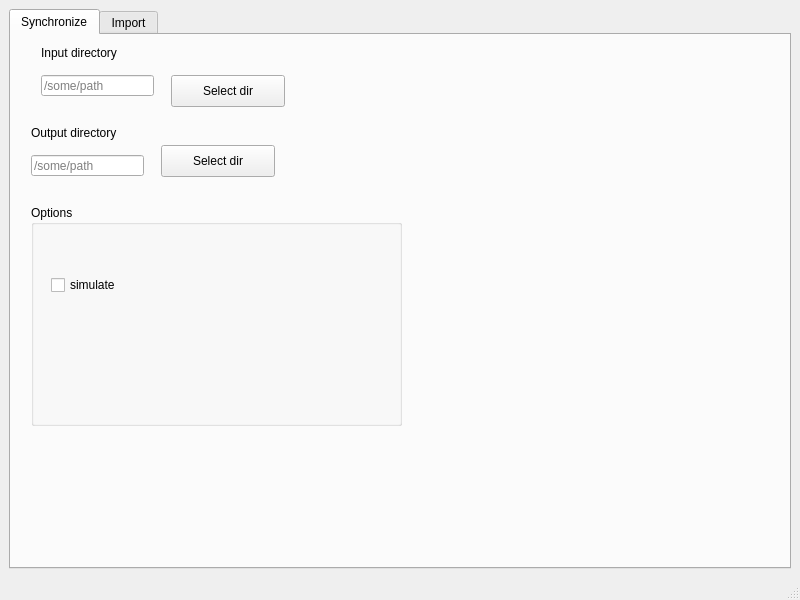
First picture: the form in widgetgui/spdrguimainwindow.ui, repository sierdzio/spdr, before the edit.
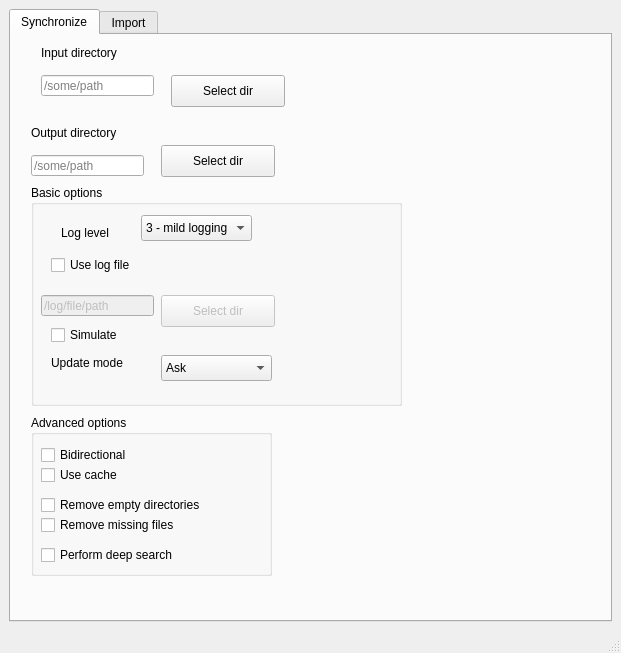
Second picture: the form after the edit.

Diff of the .ui file:
```diff
--- a/widgetgui/spdrguimainwindow.ui
+++ b/widgetgui/spdrguimainwindow.ui
@@ -6,8 +6,8 @@
    <rect>
     <x>0</x>
     <y>0</y>
-    <width>800</width>
-    <height>600</height>
+    <width>621</width>
+    <height>653</height>
    </rect>
   </property>
   <property name="windowTitle">
@@ -106,25 +106,256 @@
         <property name="geometry">
          <rect>
           <x>20</x>
-          <y>170</y>
+          <y>150</y>
           <width>371</width>
           <height>221</height>
          </rect>
         </property>
         <property name="title">
-         <string>Options</string>
+         <string>Basic options</string>
         </property>
         <widget class="QCheckBox" name="checkBoxSynchronizationSimulate">
          <property name="geometry">
           <rect>
            <x>20</x>
+           <y>140</y>
+           <width>87</width>
+           <height>20</height>
+          </rect>
+         </property>
+         <property name="text">
+          <string>Simulate</string>
+         </property>
+        </widget>
+        <widget class="QCheckBox" name="checkBoxSynchronizationLog">
+         <property name="geometry">
+          <rect>
+           <x>20</x>
            <y>70</y>
+           <width>111</width>
+           <height>20</height>
+          </rect>
+         </property>
+         <property name="text">
+          <string>Use log file</string>
+         </property>
+        </widget>
+        <widget class="QLineEdit" name="lineEditSynchronizationLog">
+         <property name="enabled">
+          <bool>false</bool>
+         </property>
+         <property name="geometry">
+          <rect>
+           <x>10</x>
+           <y>110</y>
+           <width>113</width>
+           <height>21</height>
+          </rect>
+         </property>
+         <property name="text">
+          <string>/log/file/path</string>
+         </property>
+         <property name="placeholderText">
+          <string>/some/path</string>
+         </property>
+        </widget>
+        <widget class="QPushButton" name="pushButtonSynchronizationLog">
+         <property name="enabled">
+          <bool>false</bool>
+         </property>
+         <property name="geometry">
+          <rect>
+           <x>130</x>
+           <y>110</y>
+           <width>114</width>
+           <height>32</height>
+          </rect>
+         </property>
+         <property name="text">
+          <string>Select dir</string>
+         </property>
+        </widget>
+        <widget class="QLabel" name="labelSynchronizeLogLevel">
+         <property name="enabled">
+          <bool>true</bool>
+         </property>
+         <property name="geometry">
+          <rect>
+           <x>30</x>
+           <y>40</y>
+           <width>91</width>
+           <height>16</height>
+          </rect>
+         </property>
+         <property name="text">
+          <string>Log level</string>
+         </property>
+        </widget>
+        <widget class="QComboBox" name="comboBoxSynchronizeLogLevel">
+         <property name="enabled">
+          <bool>true</bool>
+         </property>
+         <property name="geometry">
+          <rect>
+           <x>110</x>
+           <y>30</y>
+           <width>111</width>
+           <height>26</height>
+          </rect>
+         </property>
+         <property name="currentIndex">
+          <number>3</number>
+         </property>
+         <item>
+          <property name="text">
+           <string>0 - no logging</string>
+          </property>
+         </item>
+         <item>
+          <property name="text">
+           <string>1 - only critical errors</string>
+          </property>
+         </item>
+         <item>
+          <property name="text">
+           <string>2 - only errors</string>
+          </property>
+         </item>
+         <item>
+          <property name="text">
+           <string>3 - mild logging</string>
+          </property>
+         </item>
+         <item>
+          <property name="text">
+           <string>4 - medium logging</string>
+          </property>
+         </item>
+         <item>
+          <property name="text">
+           <string>5 - excessive logging</string>
+          </property>
+         </item>
+         <item>
+          <property name="text">
+           <string>6 - log everything (debug output)</string>
+          </property>
+         </item>
+        </widget>
+        <widget class="QLabel" name="labelSynchronizeUpdateMode">
+         <property name="geometry">
+          <rect>
+           <x>20</x>
+           <y>170</y>
+           <width>101</width>
+           <height>16</height>
+          </rect>
+         </property>
+         <property name="text">
+          <string>Update mode</string>
+         </property>
+        </widget>
+        <widget class="QComboBox" name="comboBoxSynchronizeUpdateMode">
+         <property name="geometry">
+          <rect>
+           <x>130</x>
+           <y>170</y>
+           <width>111</width>
+           <height>26</height>
+          </rect>
+         </property>
+         <item>
+          <property name="text">
+           <string>Ask</string>
+          </property>
+         </item>
+         <item>
+          <property name="text">
+           <string>Overwrite</string>
+          </property>
+         </item>
+         <item>
+          <property name="text">
+           <string>Ignore</string>
+          </property>
+         </item>
+        </widget>
+       </widget>
+       <widget class="QGroupBox" name="groupBoxAdvancedOptions">
+        <property name="geometry">
+         <rect>
+          <x>20</x>
+          <y>380</y>
+          <width>241</width>
+          <height>161</height>
+         </rect>
+        </property>
+        <property name="title">
+         <string>Advanced options</string>
+        </property>
+        <widget class="QCheckBox" name="checkBoxDeepSearch">
+         <property name="geometry">
+          <rect>
+           <x>10</x>
+           <y>130</y>
+           <width>161</width>
+           <height>20</height>
+          </rect>
+         </property>
+         <property name="text">
+          <string>Perform deep search</string>
+         </property>
+        </widget>
+        <widget class="QCheckBox" name="checkBoxRemoveEmptyDirectiories">
+         <property name="geometry">
+          <rect>
+           <x>10</x>
+           <y>80</y>
+           <width>201</width>
+           <height>20</height>
+          </rect>
+         </property>
+         <property name="text">
+          <string>Remove empty directories</string>
+         </property>
+        </widget>
+        <widget class="QCheckBox" name="checkBoxCache">
+         <property name="geometry">
+          <rect>
+           <x>10</x>
+           <y>50</y>
            <width>87</width>
            <height>20</height>
           </rect>
          </property>
          <property name="text">
-          <string>simulate</string>
+          <string>Use cache</string>
+         </property>
+        </widget>
+        <widget class="QCheckBox" name="checkBoxBidirectional">
+         <property name="geometry">
+          <rect>
+           <x>10</x>
+           <y>30</y>
+           <width>121</width>
+           <height>20</height>
+          </rect>
+         </property>
+         <property name="text">
+          <string>Bidirectional</string>
+         </property>
+        </widget>
+        <widget class="QCheckBox" name="checkBoxRemoveMissingFiles">
+         <property name="geometry">
+          <rect>
+           <x>10</x>
+           <y>100</y>
+           <width>161</width>
+           <height>20</height>
+          </rect>
+         </property>
+         <property name="text">
+          <string>Remove missing files</string>
          </property>
         </widget>
        </widget>
```
Left out of the diff: 37 changed lines with no effect on the pictures.
